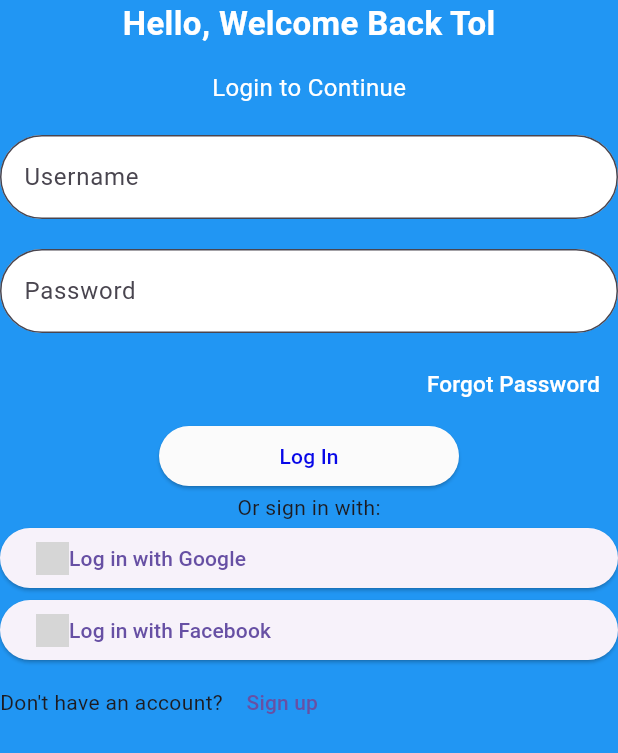
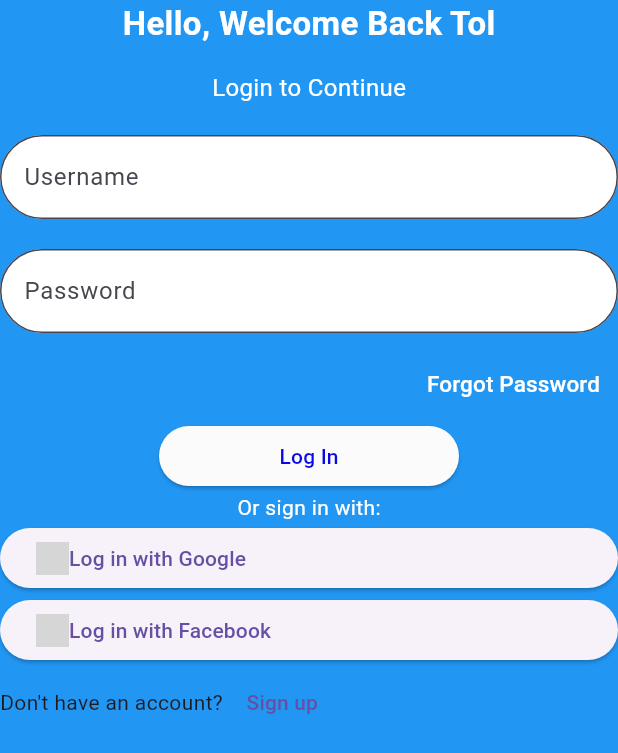
Before and after one commit to Babinsss/flutterapps, a Flutter app: the screen it shows after launch, on a phone screen of 412 x 824 dp. Shown: the top 753 px of the screen. Run offline on Flutter 3.47's test engine with Material 3 defaults, Android fonts, the phone set to English and light mode, and no system bars; grey boxes are pictures that could not be loaded.

Commit message:
intl commit

```diff
--- a/barrientos_flutter_app/lib/login_page.dart
+++ b/barrientos_flutter_app/lib/login_page.dart
@@ -70,7 +70,8 @@ class loginPage extends StatelessWidget {
                 style: TextStyle(color: Color.fromARGB(255, 8, 8, 232))),
           ),
         ),
-        Text('Or sign in with:'),
+        Text('Or sign in with:',
+        style: TextStyle(color: Colors.white),),
         ElevatedButton(
             onPressed: () {
               print('google is clicked');
```
